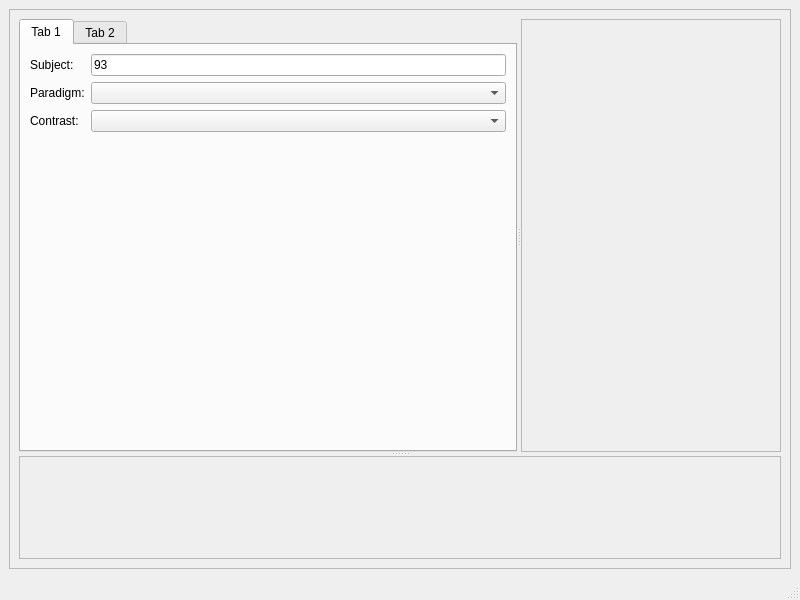
This is braviz/interaction/qt_guis/fmri_explore.ui in diego0020/braviz-app as Qt 5 draws it before an edit. The edited form follows.
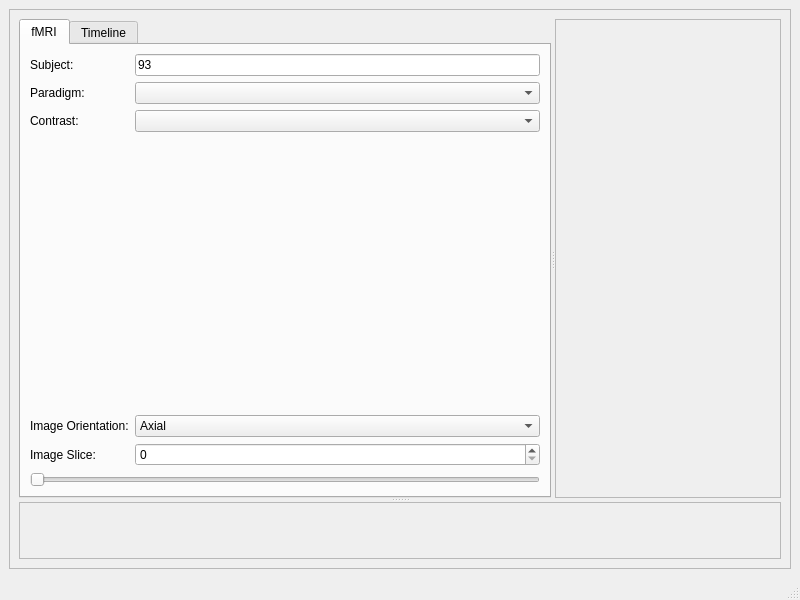
This is the edited form.

Commit message: first tab of fmri_explorer

What changed in the file:
```diff
--- a/braviz/interaction/qt_guis/fmri_explore.ui
+++ b/braviz/interaction/qt_guis/fmri_explore.ui
@@ -36,7 +36,7 @@
           <widget class="QTabWidget" name="tabWidget">
            <widget class="QWidget" name="tab">
             <attribute name="title">
-             <string>Tab 1</string>
+             <string>fMRI</string>
             </attribute>
             <layout class="QFormLayout" name="formLayout">
              <property name="fieldGrowthPolicy">
@@ -76,11 +76,67 @@
              <item row="2" column="1">
               <widget class="QComboBox" name="contrast_combo"/>
              </item>
+             <item row="4" column="0">
+              <widget class="QLabel" name="label_4">
+               <property name="text">
+                <string>Image Orientation:</string>
+               </property>
+              </widget>
+             </item>
+             <item row="3" column="0">
+              <spacer name="verticalSpacer">
+               <property name="orientation">
+                <enum>Qt::Vertical</enum>
+               </property>
+               <property name="sizeHint" stdset="0">
+                <size>
+                 <width>20</width>
+                 <height>40</height>
+                </size>
+               </property>
+              </spacer>
+             </item>
+             <item row="5" column="0">
+              <widget class="QLabel" name="label_5">
+               <property name="text">
+                <string>Image Slice:</string>
+               </property>
+              </widget>
+             </item>
+             <item row="5" column="1">
+              <widget class="QSpinBox" name="slice_spin"/>
+             </item>
+             <item row="6" column="0" colspan="2">
+              <widget class="QSlider" name="slice_slider">
+               <property name="orientation">
+                <enum>Qt::Horizontal</enum>
+               </property>
+              </widget>
+             </item>
+             <item row="4" column="1">
+              <widget class="QComboBox" name="image_orientation_combo">
+               <item>
+                <property name="text">
+                 <string>Axial</string>
+                </property>
+               </item>
+               <item>
+                <property name="text">
+                 <string>Coronal</string>
+                </property>
+               </item>
+               <item>
+                <property name="text">
+                 <string>Sagital</string>
+                </property>
+               </item>
+              </widget>
+             </item>
             </layout>
            </widget>
            <widget class="QWidget" name="tab_2">
             <attribute name="title">
-             <string>Tab 2</string>
+             <string>Timeline</string>
             </attribute>
            </widget>
           </widget>
```
Left out of the diff: 40 changed lines with no effect on the pictures. The commit also changes 3 other files.
